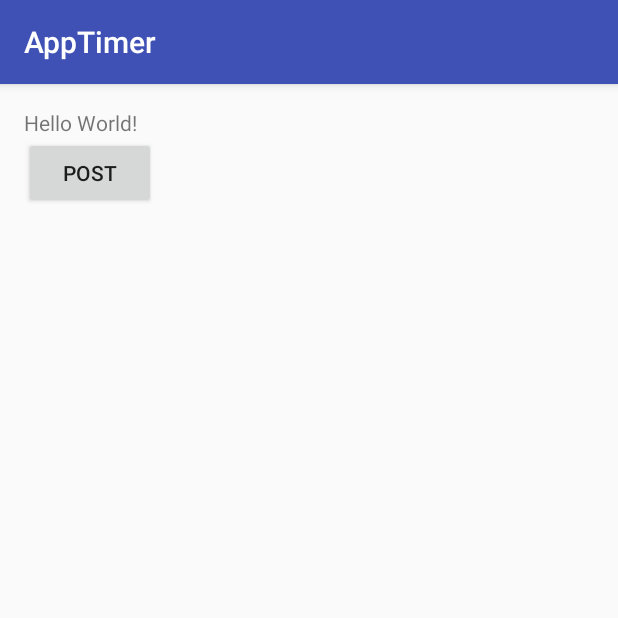
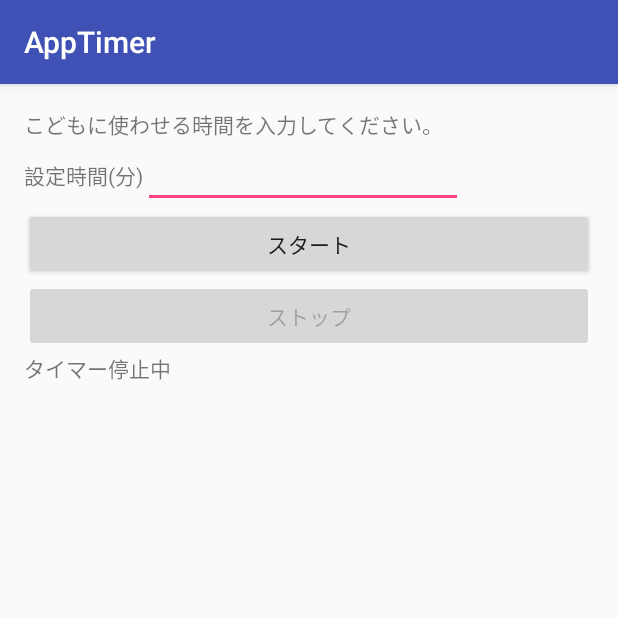
Before and after one commit to a-nagaoka/Timer, an Android app: the screen it shows after launch (MainActivity), on a phone screen of 412 x 824 dp, the top half of it. Run offline under Robolectric (Android 15) with nearby library versions, the light colour scheme and no system bars.

Commit message:
指定時間経過後にアラートダイアログではなく直接アプリ画面を表示するよう修正

```diff
--- a/AppTimer/app/src/main/java/com/example/apptimer/TimerIntentService.java
+++ b/AppTimer/app/src/main/java/com/example/apptimer/TimerIntentService.java
@@ -20,7 +20,9 @@ public class TimerIntentService extends IntentService {
     @Override
     protected void onHandleIntent(Intent intent) {
 
-        SystemClock.sleep(10000);
+        int time = intent.getIntExtra("WAIT_TIME", 20);
+
+        SystemClock.sleep(time * 60 * 1000);
 
         Intent timerFinishedIntent = new Intent();
         timerFinishedIntent.setAction("TIMER_FINISHED");
--- a/AppTimer/app/src/main/java/com/example/apptimer/TimerReceiver.java
+++ b/AppTimer/app/src/main/java/com/example/apptimer/TimerReceiver.java
@@ -12,7 +12,8 @@ import android.content.Intent;
 public class TimerReceiver extends BroadcastReceiver {
     @Override
     public void onReceive(Context context, Intent intent) {
-        Intent alertIntent = new Intent(context, AlertDialogActivity.class);
+        //Intent alertIntent = new Intent(context, AlertDialogActivity.class);
+        Intent alertIntent = new Intent(context, NoticeActivity.class);
         PendingIntent pendingIntent = PendingIntent.getActivity(context, 0, alertIntent, 0);
 
         try {
--- a/AppTimer/app/src/main/res/layout/activity_main.xml
+++ b/AppTimer/app/src/main/res/layout/activity_main.xml
@@ -9,18 +9,72 @@
     android:paddingTop="@dimen/activity_vertical_margin"
     tools:context="com.example.apptimer.MainActivity">
 
+    <LinearLayout
+        android:orientation="vertical"
+        android:layout_width="match_parent"
+        android:layout_height="match_parent"
+        android:layout_centerVertical="true">
+
         <TextView
             android:layout_width="wrap_content"
             android:layout_height="wrap_content"
-        android:text="Hello World!"
+            android:text="@string/appTimerDescription"
             android:id="@+id/textView" />
 
+        <TableLayout
+            android:layout_width="match_parent"
+            android:layout_height="wrap_content">
+
+            <TableRow
+                android:layout_width="match_parent"
+                android:layout_height="match_parent">
+
+                <TextView
+                    android:layout_width="wrap_content"
+                    android:layout_height="wrap_content"
+                    android:text="@string/setMinutes"
+                    android:id="@+id/textView2" />
+
+                <EditText
+                    android:layout_width="match_parent"
+                    android:layout_height="wrap_content"
+                    android:inputType="number"
+                    android:ems="10"
+                    android:id="@+id/editText" />
+            </TableRow>
+
+        </TableLayout>
+
+
+        <TableLayout
+            android:layout_width="match_parent"
+            android:layout_height="wrap_content">
             <Button
                 android:layout_width="wrap_content"
                 android:layout_height="wrap_content"
-        android:text="Post"
-        android:id="@+id/post"
+                android:text="@string/start"
+                android:id="@+id/startButton"
                 android:layout_below="@+id/textView"
                 android:layout_alignParentLeft="true"
                 android:layout_alignParentStart="true" />
+            <Button
+                android:layout_width="wrap_content"
+                android:layout_height="wrap_content"
+                android:text="@string/stop"
+                android:id="@+id/stopButton"
+                android:layout_gravity="center_horizontal"
+                android:enabled="false" />
+        </TableLayout>
+
+
+        <TextView
+            android:layout_width="wrap_content"
+            android:layout_height="wrap_content"
+            android:text="@string/statusStopped"
+            android:id="@+id/appTimerStatus"
+            android:layout_gravity="left" />
+
+    </LinearLayout>
+
+
 </RelativeLayout>
--- a/AppTimer/app/src/main/res/values/strings.xml
+++ b/AppTimer/app/src/main/res/values/strings.xml
@@ -1,3 +1,11 @@
 <resources>
     <string name="app_name">AppTimer</string>
+    <string name="appTimerDescription">こどもに使わせる時間を入力してください。</string>
+    <string name="start">スタート</string>
+    <string name="setMinutes">設定時間(分)</string>
+    <string name="statusStarted">タイマーを開始しました。お子さんの使いたいアプリを起動してください。</string>
+    <string name="statusStopped">タイマー停止中</string>
+    <string name="stop">ストップ</string>
+    <string name="messageStarted">タイマーを開始しました。%1$d分後にお知らせします。</string>
+    <string name="messageFinished">またね！</string>
 </resources>
```
Also changed, not shown: AppTimer/app/src/main/AndroidManifest.xml (+7 -6 lines), AppTimer/app/src/main/java/com/example/apptimer/MainActivity.java (+22 -2 lines), AppTimer/app/src/main/java/com/example/apptimer/NoticeActivity.java (added, +13 -0 lines), AppTimer/app/src/main/res/layout/activity_notice.xml (added, +21 -0 lines). Lines whose indentation alone changed are shown as unchanged.
